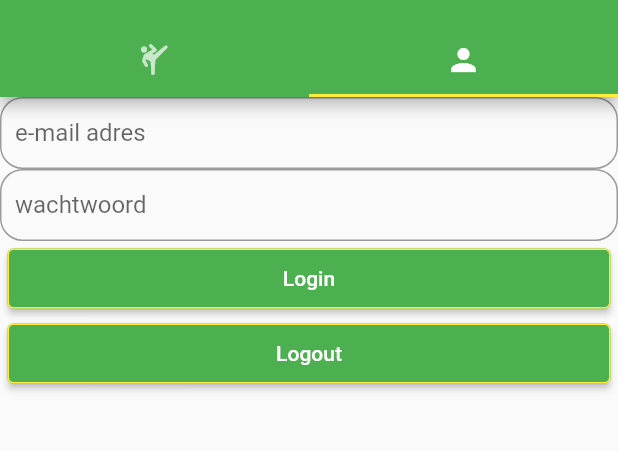
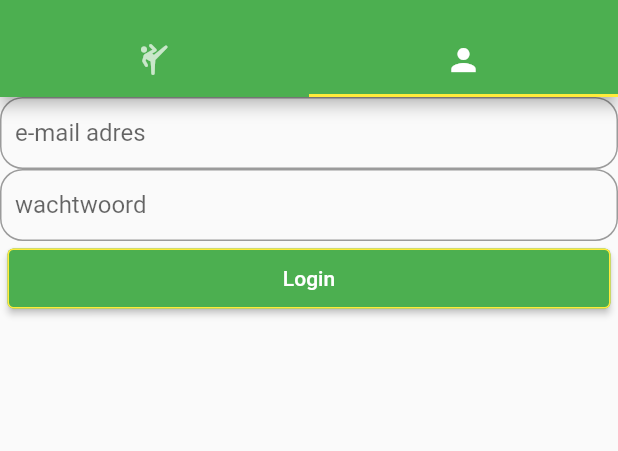
Before and after one commit to ps198840/project_5_app, a Flutter app: the screen it shows after launch, tab 2 chosen, after a tap on "Login", on a phone screen of 412 x 824 dp, the part 59-510 px from its top. Run offline on Flutter 3.47's test engine with Material 2 defaults, Android fonts, the light colour scheme and no system bars; network calls fail.

Commit message:
login en oefeningen tonen

```diff
--- a/lib/pages/login_index.dart
+++ b/lib/pages/login_index.dart
@@ -5,7 +5,7 @@ class LoginPage extends StatefulWidget {
   @override
   State<LoginPage> createState() => _LoginPageState();
 }
-
+var loginsucces = false;
 class _LoginPageState extends State<LoginPage> {
   final _formKey = GlobalKey<FormState>();
   final _emailTextController = TextEditingController();
@@ -77,7 +77,8 @@ class _LoginPageState extends State<LoginPage> {
               },
             ),
             // submit button
-            Container(
+            Visibility(
+              visible: !loginsucces,
               child: Container(
                   height: 50,
                   padding: const EdgeInsets.fromLTRB(5, 5, 5, 5),
@@ -96,7 +97,8 @@ class _LoginPageState extends State<LoginPage> {
                     },
                   )),
             ),
-            Container(
+            Visibility(
+              visible: loginsucces,
               child: Container(
                   height: 50,
                   padding: const EdgeInsets.fromLTRB(5, 5, 5, 5),
@@ -122,7 +124,7 @@ class _LoginPageState extends State<LoginPage> {
 
   void attemptLogin(String email, String password) async {
     bool loggedin = await AuthenticationServices.login(email, password);
-
+    loginsucces = loggedin;
     AlertDialog alert = AlertDialog(
       title: Text("Alert"),
       content: loggedin ? Text("Succesfully logged in") : Text("Login failed"),
@@ -139,7 +141,7 @@ class _LoginPageState extends State<LoginPage> {
   void attemptLogout() async {
     bool loggedout = await AuthenticationServices.logout();
 
-    if (loggedout) {
+    if (loginsucces && loggedout) {
       AlertDialog alert = AlertDialog(
         title: Text("Alert"),
         content: Text("Logged out"),
@@ -151,6 +153,7 @@ class _LoginPageState extends State<LoginPage> {
           return alert;
         },
       );
+      loginsucces = false;
     }
 
     setState(() {});
--- a/lib/pages/oefeningen_index.dart
+++ b/lib/pages/oefeningen_index.dart
@@ -19,7 +19,10 @@ class _OefeningenPageState extends State<OefeningenPage> {
   }
   Widget build(BuildContext context) {
     return Scaffold(
-      body: ListView.builder(
+      body: ListView.separated(
+        separatorBuilder: (context, index) => Divider(
+          color: Colors.black,
+        ),
         itemCount: oefeningen.length,
         itemBuilder: (context, index) {
           final exercise = oefeningen[index];
```
